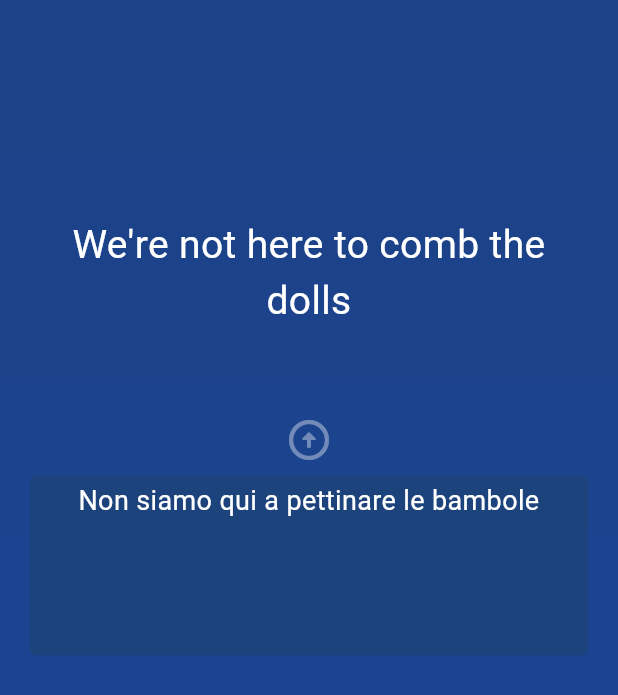
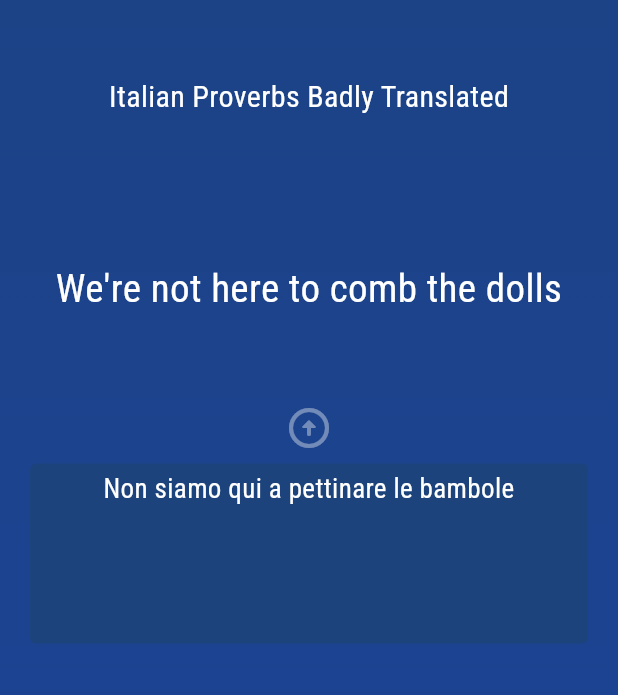
Before and after one commit to intoinside/ItalianProverbsBadlyTranslated, a Flutter app: the screen it shows after launch, after a tap on the "arrow circle down" icon, on a phone screen of 412 x 824 dp. Shown: the top 695 px of the screen. Run offline on Flutter 3.47's test engine with Material 3 defaults, Android fonts, the phone set to English and light mode, and no system bars; our stand-ins replace google_fonts.

Commit message:
Refactor with app name exposed

```diff
--- a/lib/main.dart
+++ b/lib/main.dart
@@ -1,9 +1,8 @@
-import 'dart:convert';
-import 'dart:math';
+
 
 import 'package:flutter/material.dart';
-import 'package:flutter/services.dart' show rootBundle;
-import 'package:intl/intl.dart';
+import 'package:google_fonts/google_fonts.dart';
+import 'package:italian_proverbs_badly_translated/widgets/Main_Page_Widget.dart';
 
 void main() {
   runApp(const MyApp());
@@ -14,107 +13,15 @@ class MyApp extends StatelessWidget {
 
   @override
   Widget build(BuildContext context) {
+    var appTitle = 'Italian Proverbs Badly Translated';
+
     return MaterialApp(
-      title: 'Italian Proverbs Badly Translated',
+      title: appTitle,
       theme: ThemeData(
         useMaterial3: true,
+        textTheme: GoogleFonts.robotoCondensedTextTheme(),
       ),
-      home: const MainPage(),
+      home: MainPageWidget(appTitle),
     );
   }
 }
-
-class MainPage extends StatefulWidget {
-  const MainPage({super.key});
-
-  @override
-  State<StatefulWidget> createState() {
-    return _MainPageState();
-  }
-}
-
-class _MainPageState extends State<MainPage> {
-  String? englishProverb;
-  String? italianProverb;
-  bool showItalian = false;
-  Color colorShade1 = Color((Random().nextDouble() * 0xFFFFFF).toInt()).withOpacity(1.0);
-  Color colorShade2 = Color((Random().nextDouble() * 0xFFFFFF).toInt()).withOpacity(1.0);
-  Color colorTranslation = Color((Random().nextDouble() * 0xFFFFFF).toInt()).withOpacity(1.0);
-
-  _MainPageState() {
-    colorShade2 = Color(colorShade1.value + 20);
-    colorTranslation = Color(colorShade1.value - 10);
-  }
-
-  void _loadData() async {
-    final loadedData = await rootBundle.loadString('assets/proverbs.txt');
-
-    setState(() {
-      var splittedData = LineSplitter.split(loadedData);
-
-      var dayOfYear = int.parse(DateFormat('D').format(DateTime.now()));
-      var randNum = dayOfYear % splittedData.length;
-
-      var data = splittedData.elementAt(randNum);
-
-      englishProverb = data.split('-').first;
-      italianProverb = data.split('-').last;
-    });
-  }
-
-  @override
-  void initState() {
-    super.initState();
-    _loadData();
-  }
-
-  @override
-  Widget build(BuildContext context) {
-    return Scaffold(
-      body: Container(
-        padding: const EdgeInsets.all(20),
-        decoration: BoxDecoration(
-          gradient: LinearGradient(
-          begin: Alignment.topCenter,
-          end: Alignment.bottomCenter,
-          colors: [
-            colorShade1,
-            colorShade2,
-          ],
-        ),),
-        child: Column(
-          children: [
-            Container(height: 125),
-            Text(
-              englishProverb ?? "empty",
-              textAlign: TextAlign.center,
-              style: Theme.of(context).textTheme.bodyMedium!.copyWith(color: Theme.of(context).colorScheme.onPrimary, fontSize: 26),
-            ),
-            Container(height: 50,),
-            IconButton(
-              tooltip: "What does it means?",
-              onPressed: () {
-                setState(() {
-                  showItalian = !showItalian;
-                });
-              }, icon: Icon((!showItalian ? Icons.arrow_circle_down_rounded : Icons.arrow_circle_up_rounded), size: 32, color: Colors.white38,),),
-            AnimatedContainer(
-              duration: const Duration(milliseconds: 700),
-              curve: Curves.fastOutSlowIn,
-              padding: const EdgeInsets.all(4),
-              width: double.infinity,
-              decoration: BoxDecoration(borderRadius: BorderRadius.circular(4),color: colorTranslation,),
-              height: showItalian ? 120.0 : 0.0,
-              child:  Text(
-                  italianProverb ?? "empty",
-                  textAlign: TextAlign.center,
-                  style: Theme.of(context).textTheme.bodyMedium!.copyWith(color: Theme.of(context).colorScheme.onPrimary, fontSize: 18),
-                ),
-            ),
-            Container(height: 100),
-          ],
-        ),
-      ),
-    );
-  }
-}
--- /dev/null
+++ b/lib/widgets/main_page_widget.dart
@@ -0,0 +1,105 @@
+import 'dart:convert';
+import 'dart:math';
+
+import 'package:flutter/material.dart';
+import 'package:flutter/services.dart';
+import 'package:intl/intl.dart';
+
+class MainPageWidget extends StatefulWidget {
+  final String title;
+
+  const MainPageWidget(this.title);
+
+  @override
+  State<StatefulWidget> createState() => _MainPageWidgetState();
+}
+
+class _MainPageWidgetState extends State<MainPageWidget> {
+  // String title;
+  String? englishProverb;
+  String? italianProverb;
+  bool showItalian = false;
+  Color colorShade1 = Color((Random().nextDouble() * 0xFFFFFF).toInt()).withOpacity(1.0);
+  Color colorShade2 = Color((Random().nextDouble() * 0xFFFFFF).toInt()).withOpacity(1.0);
+  Color colorTranslation = Color((Random().nextDouble() * 0xFFFFFF).toInt()).withOpacity(1.0);
+
+  _MainPageWidgetState() {
+    colorShade2 = Color(colorShade1.value + 20);
+    colorTranslation = Color(colorShade1.value - 10);
+  }
+
+  void _loadData() async {
+    final loadedData = await rootBundle.loadString('assets/proverbs.txt');
+
+    setState(() {
+      var splittedData = LineSplitter.split(loadedData);
+
+      var dayOfYear = int.parse(DateFormat('D').format(DateTime.now()));
+      var randNum = dayOfYear % splittedData.length;
+
+      var data = splittedData.elementAt(randNum);
+
+      englishProverb = data.split('-').first;
+      italianProverb = data.split('-').last;
+    });
+  }
+
+  @override
+  void initState() {
+    super.initState();
+    _loadData();
+  }
+
+  @override
+  Widget build(BuildContext context) {
+    return Scaffold(
+      body: Container(
+        padding: const EdgeInsets.all(20),
+        decoration: BoxDecoration(
+          gradient: LinearGradient(
+          begin: Alignment.topCenter,
+          end: Alignment.bottomCenter,
+          colors: [
+            colorShade1,
+            colorShade2,
+          ],
+        ),),
+        child: Column(
+          children: [
+            Container(height: 30),
+            Text(widget.title,
+              style: Theme.of(context).textTheme.bodyMedium!.copyWith(color: Theme.of(context).colorScheme.onPrimary, fontSize: 20),),
+            Container(height: 95),
+            Text(
+              englishProverb ?? "empty",
+              textAlign: TextAlign.center,
+              style: Theme.of(context).textTheme.bodyMedium!.copyWith(color: Theme.of(context).colorScheme.onPrimary, fontSize: 26),
+            ),
+            Container(height: 50,),
+            IconButton(
+              tooltip: "What does it means?",
+              onPressed: () {
+                setState(() {
+                  showItalian = !showItalian;
+                });
+              }, icon: Icon((!showItalian ? Icons.arrow_circle_down_rounded : Icons.arrow_circle_up_rounded), size: 32, color: Colors.white38,),),
+            AnimatedContainer(
+              duration: const Duration(milliseconds: 700),
+              curve: Curves.fastOutSlowIn,
+              padding: const EdgeInsets.all(4),
+              width: double.infinity,
+              decoration: BoxDecoration(borderRadius: BorderRadius.circular(4),color: colorTranslation,),
+              height: showItalian ? 120.0 : 0.0,
+              child:  Text(
+                  italianProverb ?? "empty",
+                  textAlign: TextAlign.center,
+                  style: Theme.of(context).textTheme.bodyMedium!.copyWith(color: Theme.of(context).colorScheme.onPrimary, fontSize: 18),
+                ),
+            ),
+            Container(height: 100),
+          ],
+        ),
+      ),
+    );
+  }
+}
--- a/pubspec.yaml
+++ b/pubspec.yaml
@@ -37,6 +37,7 @@ dependencies:
   cupertino_icons: ^1.0.2
   intl: ^0.19.0
   change_app_package_name: ^1.1.0
+  google_fonts: ^6.1.0
 
 dev_dependencies:
   flutter_launcher_icons: ^0.13.1
```
Also changed, not shown: pubspec.lock.
